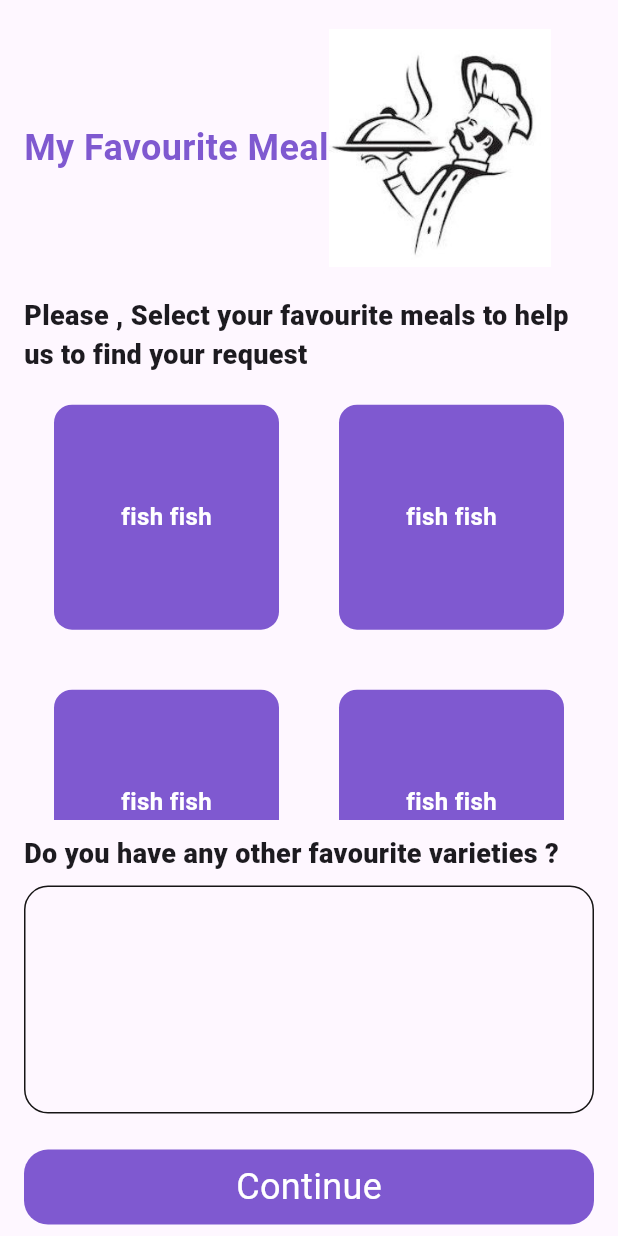
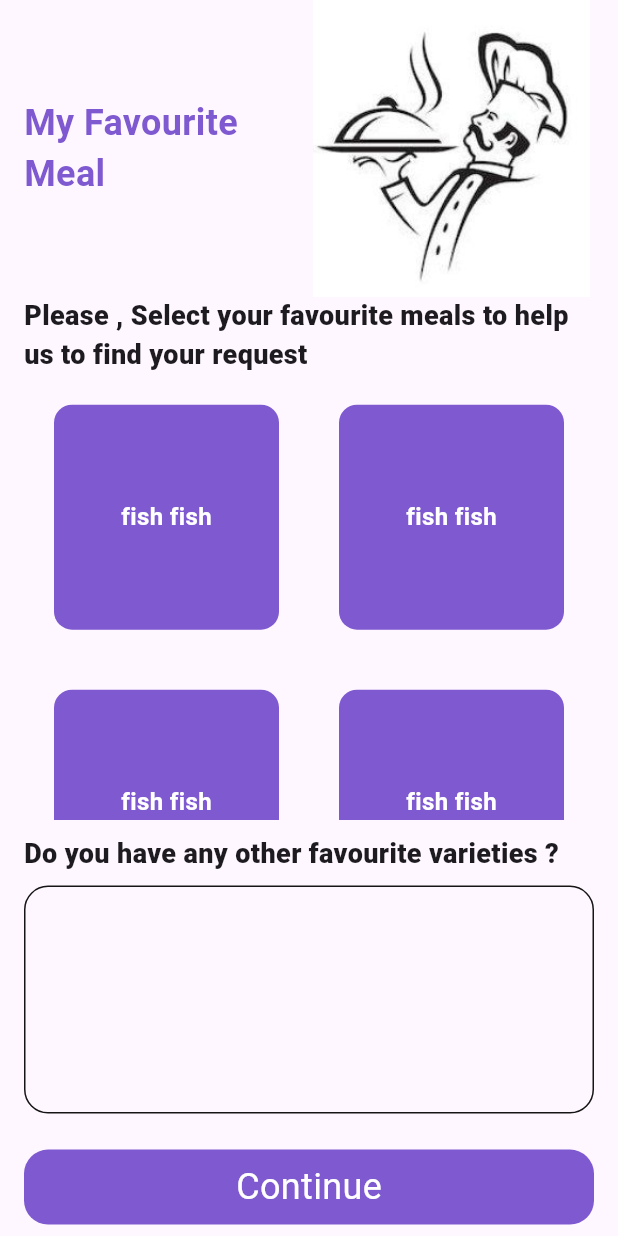
Before and after one commit to MahmoudMRajeh/meals_app, a Flutter app: the SelectFavMeal screen opened directly, on a phone screen of 412 x 824 dp. Run offline on Flutter 3.47's test engine with Material 3 defaults, Android fonts, the phone set to English and light mode, and no system bars; our stand-ins replace conditional_builder_null_safety, font_awesome_flutter, get.

Commit message:
change size of image

```diff
--- /dev/null
+++ b/lib/features/auth/presentation/pages/register_screen.dart
@@ -0,0 +1 @@
+// write here register screen ui code
--- a/lib/features/select_favourite_meal/presentation/widgets/select_fav_meal_body.dart
+++ b/lib/features/select_favourite_meal/presentation/widgets/select_fav_meal_body.dart
@@ -17,28 +17,34 @@ class __SelectFavMealBodyStateState extends State<SelectFavMealBody> {
   Widget build(BuildContext context) {
     return SafeArea(
       child: SingleChildScrollView(
-        physics:const BouncingScrollPhysics(),
-        child:
-           Padding(
+        physics: const BouncingScrollPhysics(),
+        child: Padding(
           padding: const EdgeInsets.symmetric(horizontal: 16.0),
           child: Column(
             children: [
               Row(
                 children: [
-                    const Text("My Favourite Meal",style: TextStyle(color: Color(0xff7F59D0),fontSize: 24,
-
-                    fontWeight: FontWeight.bold ),
-                    maxLines: 2,),
-                    Image.asset(
+                 const Expanded(
+                    child:  Text(
+                      "My Favourite Meal",
+                      style: TextStyle(
+                          color: Color(0xff7F59D0),
+                          fontSize: 24,
+                          fontWeight: FontWeight.bold),
+                      maxLines: 2,
+                    ),
+                  ),
+                  Expanded(
+                    child: Image.asset(
                       AssetManeger.logo,
                       height: SizeConfig.size! * 20,
-                      width: SizeConfig.size!*15,
+                    ),
                   ),
                 ],
               ),
               const Align(
                 alignment: Alignment.centerLeft,
-                  child:  Text(
+                child: Text(
                   "Please , Select your favourite meals to help us to find your request ",
                   textAlign: TextAlign.left,
                   style: TextStyle(
@@ -48,14 +54,13 @@ class __SelectFavMealBodyStateState extends State<SelectFavMealBody> {
                 ),
               ),
               SizedBox(
-                  height: SizeConfig.size!*30,
-                  child:const MealsGridView()),
+                  height: SizeConfig.size! * 30, child: const MealsGridView()),
               const SizedBox(
                 height: 10,
               ),
               const Align(
                 alignment: Alignment.centerLeft,
-                  child:  Text(
+                child: Text(
                   "Do you have any other favourite varieties ?",
                   textAlign: TextAlign.left,
                   style: TextStyle(
@@ -81,18 +86,22 @@ class __SelectFavMealBodyStateState extends State<SelectFavMealBody> {
     );
   }
 }
+
 class MealsGridView extends StatelessWidget {
   const MealsGridView({super.key});
 
   @override
   Widget build(BuildContext context) {
     return GridView.builder(
-      gridDelegate: const SliverGridDelegateWithFixedCrossAxisCount(crossAxisCount: 2),
+      gridDelegate:
+          const SliverGridDelegateWithFixedCrossAxisCount(crossAxisCount: 2),
       itemCount: 10,
       itemBuilder: (context, index) {
-        return  const Padding(
-          padding:  EdgeInsets.all(20.0),
-          child: CustomMealItem(meal: "fish fish",),
+        return const Padding(
+          padding: EdgeInsets.all(20.0),
+          child: CustomMealItem(
+            meal: "fish fish",
+          ),
         );
       },
     );
```
Also changed, not shown: lib/features/auth/presentation/widgets/login_screen_body.dart (+6 -3 lines). Lines whose indentation alone changed are shown as unchanged.
